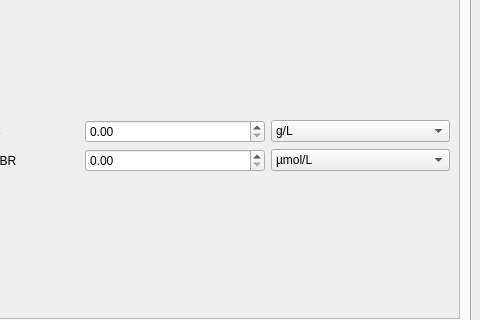
The window that src/ui/mainwindow.ui (juliagoda/LabTests) describes before a commit, drawn with Qt 5; both pictures show x 130 to 610 and y 124 to 444 of the 610 by 600 pixel window.
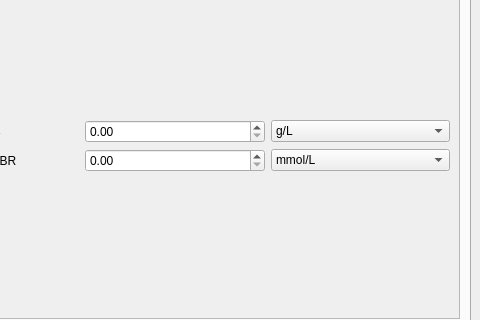
The same window after the commit. The open tabs and pages were chosen to show the change.

Diff of the .ui file:
```diff
--- a/src/ui/mainwindow.ui
+++ b/src/ui/mainwindow.ui
@@ -603,7 +603,7 @@
                     </property>
                     <item>
                      <property name="text">
-                      <string>µmol/L</string>
+                      <string>mmol/L</string>
                      </property>
                     </item>
                     <item>
```
Left out of the diff: 32 changed lines with no effect on the pictures.
